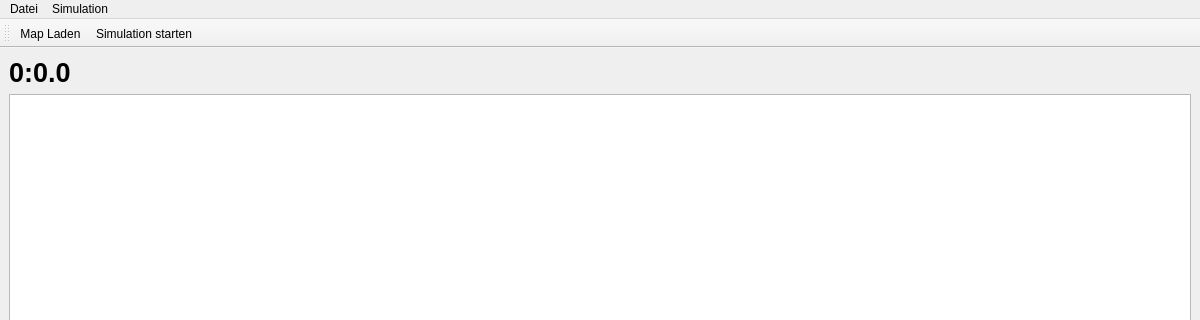
Qt form bin/source/simulatorwindow.ui (Waldemarv/swt1718) before a commit; both pictures show x 0 to 1200 and y 0 to 320 of the 1200 by 800 pixel window.
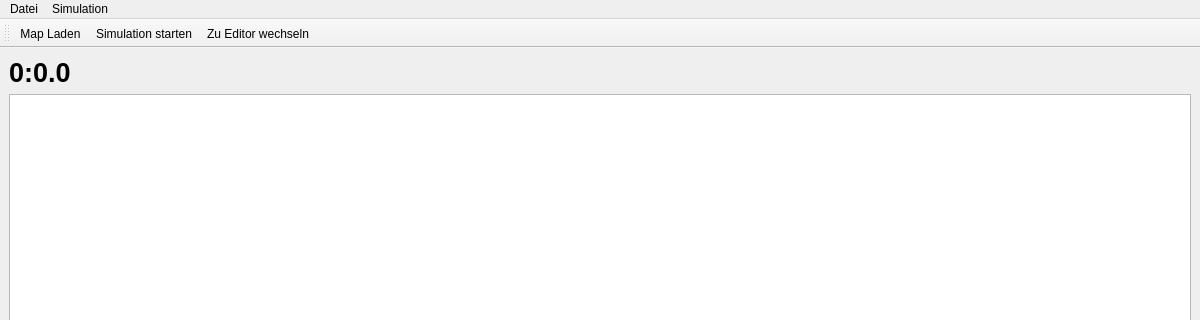
The same form after that commit.

Commit message: Wechsel von Simulator zu Editor hinzugefügt

```diff
--- a/bin/source/simulatorwindow.ui
+++ b/bin/source/simulatorwindow.ui
@@ -69,6 +69,7 @@
    </attribute>
    <addaction name="actionMap_ffnen"/>
    <addaction name="actionSimulation_starten"/>
+   <addaction name="actionZu_Editor_wechseln"/>
   </widget>
   <action name="actionMap_ffnen">
    <property name="text">
@@ -80,6 +81,11 @@
     <string>Simulation starten</string>
    </property>
   </action>
+  <action name="actionZu_Editor_wechseln">
+   <property name="text">
+    <string>Zu Editor wechseln</string>
+   </property>
+  </action>
  </widget>
  <resources/>
  <connections/>
```
Left out of the diff: 2 changed lines with no effect on the pictures. The commit also changes 5 other files.
